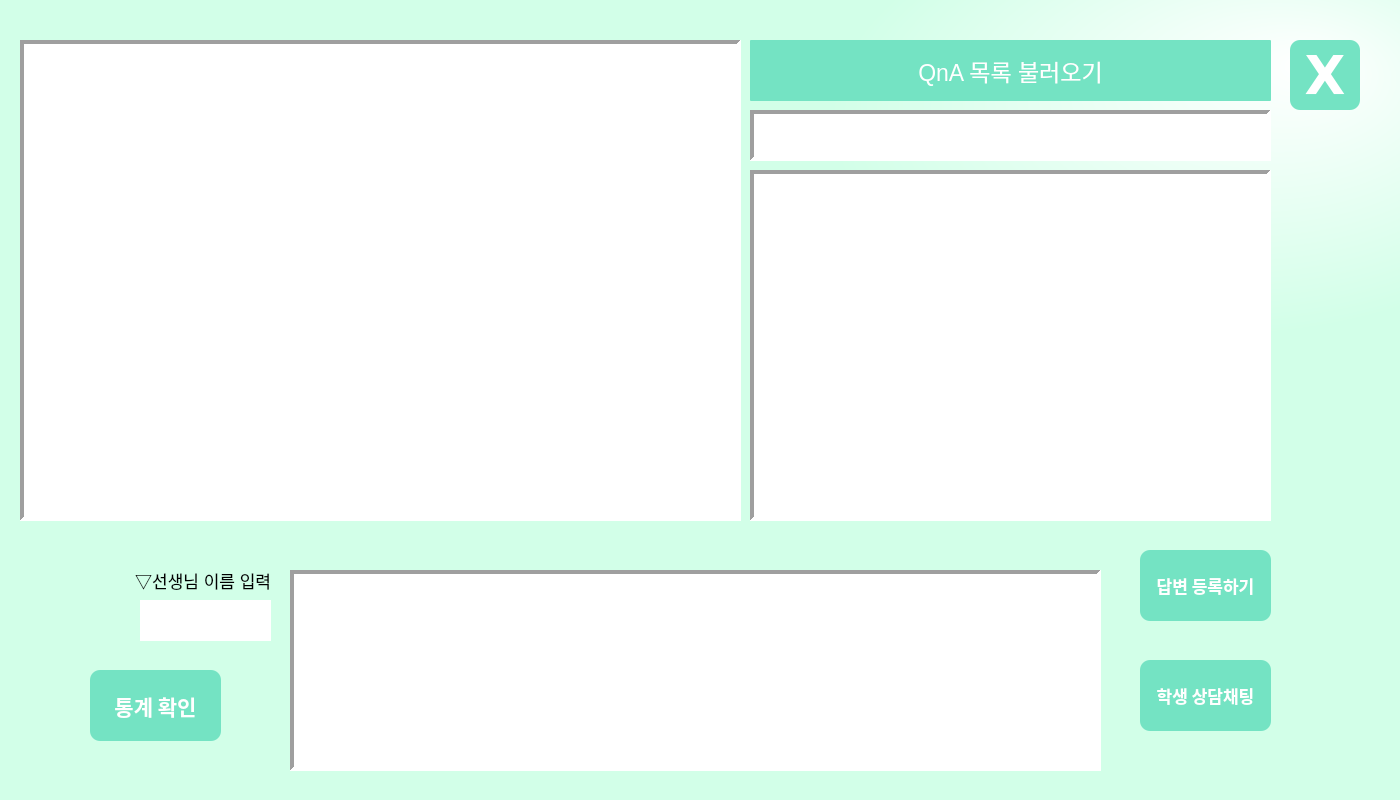
DaLv-code/aiot5team, file client_Teacher.ui: the form before one commit.
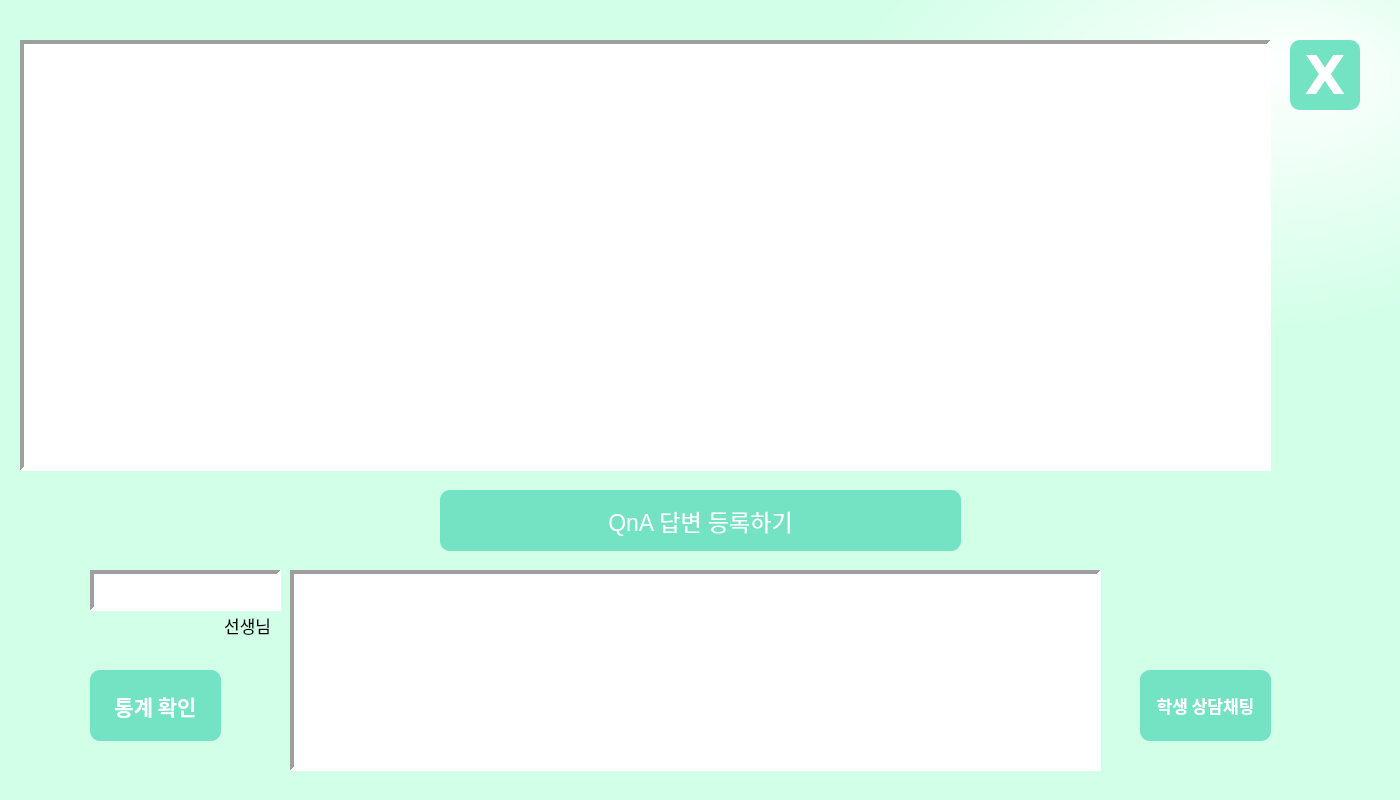
The form after the commit. The open tabs and pages were chosen to show the change.

What changed in the file:
```diff
--- a/client_Teacher.ui
+++ b/client_Teacher.ui
@@ -678,7 +678,7 @@
       <property name="geometry">
        <rect>
         <x>1120</x>
-        <y>640</y>
+        <y>650</y>
         <width>131</width>
         <height>71</height>
        </rect>
@@ -716,8 +716,8 @@
        <rect>
         <x>0</x>
         <y>20</y>
-        <width>721</width>
-        <height>481</height>
+        <width>1251</width>
+        <height>431</height>
        </rect>
       </property>
       <property name="styleSheet">
@@ -730,38 +730,6 @@
        <number>4</number>
       </property>
      </widget>
-     <widget class="QTextBrowser" name="Question">
-      <property name="geometry">
-       <rect>
-        <x>730</x>
-        <y>150</y>
-        <width>521</width>
-        <height>351</height>
-       </rect>
-      </property>
-      <property name="frameShape">
-       <enum>QFrame::Panel</enum>
-      </property>
-      <property name="lineWidth">
-       <number>4</number>
-      </property>
-     </widget>
-     <widget class="QTextBrowser" name="QstuName">
-      <property name="geometry">
-       <rect>
-        <x>730</x>
-        <y>90</y>
-        <width>521</width>
-        <height>51</height>
-       </rect>
-      </property>
-      <property name="frameShape">
-       <enum>QFrame::Panel</enum>
-      </property>
-      <property name="lineWidth">
-       <number>4</number>
-      </property>
-     </widget>
      <widget class="QTextEdit" name="input_Answer">
       <property name="geometry">
        <rect>
@@ -781,11 +749,11 @@
        <number>4</number>
       </property>
      </widget>
-     <widget class="QPushButton" name="QnA_loadBtn">
+     <widget class="QPushButton" name="QnA_registerBtm">
       <property name="geometry">
        <rect>
-        <x>730</x>
-        <y>20</y>
+        <x>420</x>
+        <y>470</y>
         <width>521</width>
         <height>61</height>
        </rect>
@@ -801,7 +769,7 @@
       </property>
       <property name="styleSheet">
        <string notr="true">QPushButton{
-border-radius:1px;
+border-radius:10px;
 background-color:#74E3C3;
 color:#fff;
 }
@@ -813,56 +781,40 @@
 </string>
       </property>
       <property name="text">
-       <string>QnA 목록 불러오기</string>
+       <string>QnA 답변 등록하기</string>
       </property>
       <property name="autoDefault">
        <bool>false</bool>
       </property>
      </widget>
-     <widget class="QPushButton" name="QnA_registerBtm">
+     <widget class="QTextBrowser" name="QteaName">
       <property name="geometry">
        <rect>
-        <x>1120</x>
-        <y>530</y>
-        <width>131</width>
-        <height>71</height>
+        <x>70</x>
+        <y>550</y>
+        <width>191</width>
+        <height>41</height>
        </rect>
       </property>
       <property name="font">
        <font>
-        <family>나눔스퀘어라운드</family>
-        <pointsize>13</pointsize>
-        <weight>75</weight>
-        <bold>true</bold>
+        <pointsize>12</pointsize>
        </font>
       </property>
-      <property name="styleSheet">
-       <string notr="true">QPushButton{
-border-radius:10px;
-background-color:#74E3C3;
-color:#fff;
-}
-
-QPushButton:hover{
-background-color:#fff;
-color:#74E3C3;
-}
-</string>
+      <property name="frameShape">
+       <enum>QFrame::Panel</enum>
       </property>
-      <property name="text">
-       <string>답변 등록하기</string>
-      </property>
-      <property name="autoDefault">
-       <bool>false</bool>
+      <property name="lineWidth">
+       <number>4</number>
       </property>
      </widget>
      <widget class="QLabel" name="TeacherNamelb">
       <property name="geometry">
        <rect>
-        <x>90</x>
-        <y>540</y>
-        <width>161</width>
-        <height>41</height>
+        <x>140</x>
+        <y>590</y>
+        <width>111</width>
+        <height>31</height>
        </rect>
       </property>
       <property name="font">
@@ -871,27 +823,12 @@
        </font>
       </property>
       <property name="text">
-       <string>▽선생님 이름 입력</string>
+       <string>선생님</string>
       </property>
       <property name="alignment">
        <set>Qt::AlignRight|Qt::AlignTrailing|Qt::AlignVCenter</set>
       </property>
      </widget>
-     <widget class="QLineEdit" name="input_teaName">
-      <property name="geometry">
-       <rect>
-        <x>120</x>
-        <y>580</y>
-        <width>131</width>
-        <height>41</height>
-       </rect>
-      </property>
-      <property name="styleSheet">
-       <string notr="true">QLineEdit{
-border: 0px;
-}</string>
-      </property>
-     </widget>
     </widget>
     <widget class="QWidget" name="pg3_RTchat">
      <widget class="QPushButton" name="msg_sendBtn">
```
Left out of the diff: 115 changed lines with no effect on the pictures.
